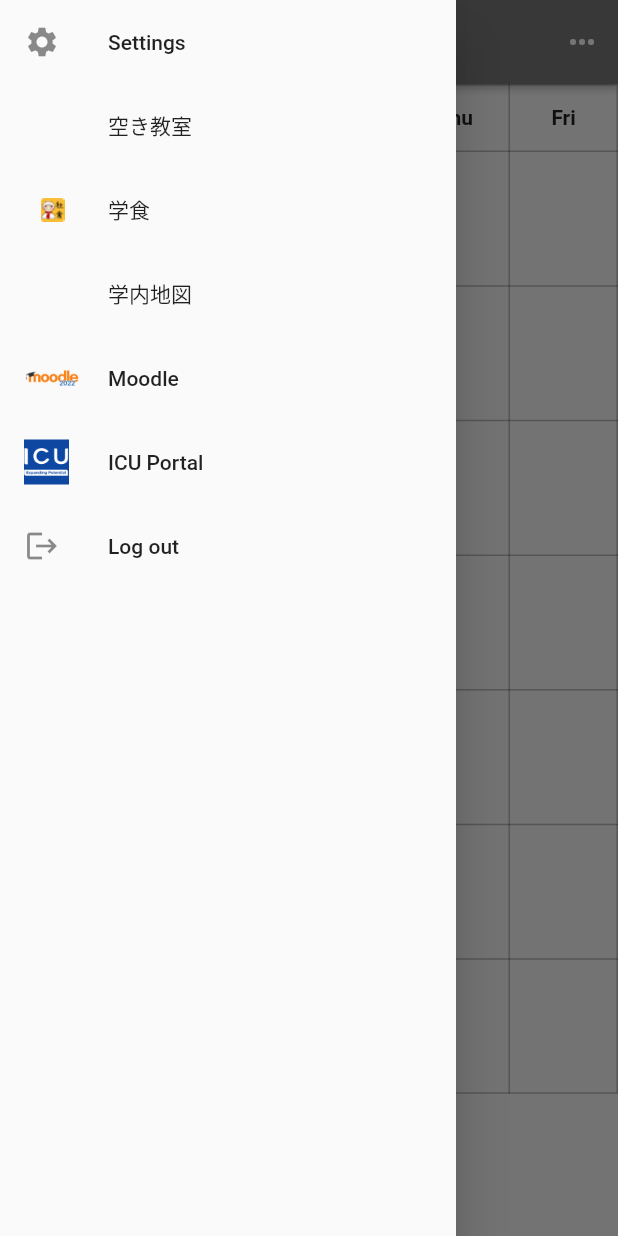
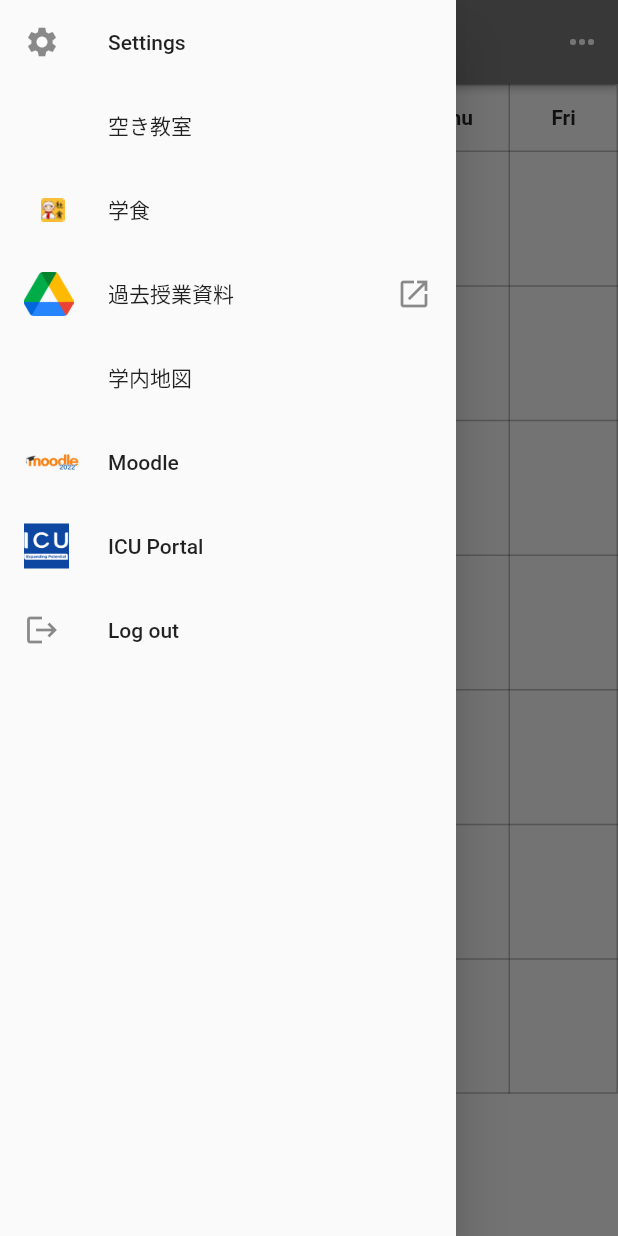
Before and after one commit to RRRGR/ICUApp, a Flutter app: the Timetable screen opened directly, with the side drawer open, on a phone screen of 412 x 824 dp. Run offline on Flutter 3.47's test engine with Material 2 defaults, Android fonts, the phone set to English and light mode, and no system bars; our stand-ins replace cloud_firestore, firebase_auth, firebase_core, flutter_riverpod, google_mobile_ads, google_sign_in and 1 more; missing offline and left inert: flutter_cached_pdfview, flutter_inappwebview; accounts and stored records are empty; network calls fail.

```diff
--- a/lib/widgets/timetable/drawer.dart
+++ b/lib/widgets/timetable/drawer.dart
@@ -10,6 +10,7 @@ import 'package:icuapp/screen/settings.dart';
 import 'package:icuapp/widgets/signinpage/signinbutton.dart';
 import 'package:flutter_inappwebview/flutter_inappwebview.dart';
 import 'package:flutter_cached_pdfview/flutter_cached_pdfview.dart';
+import 'package:url_launcher/url_launcher.dart';
 
 class WebDrawer extends StatelessWidget {
   const WebDrawer({Key? key}) : super(key: key);
@@ -51,6 +52,20 @@ class WebDrawer extends StatelessWidget {
                   builder: (context) =>
                       WebPage('https://www.aim-kenko.jp/0002240')));
             },
+          ),
+          ListTile(
+            leading: Image.asset(
+              'images/drive_icon.png',
+              width: 33.0,
+              height: 33.0,
+            ),
+            title: const Text('過去授業資料'),
+            onTap: () {
+              final Uri _url = Uri.parse(
+                  'https://drive.google.com/drive/folders/1FSV9lI-4gC5edrfok9jcrxrzt2MLL1tB?usp=share_link');
+              launchUrl(_url, mode: LaunchMode.externalApplication);
+            },
+            trailing: const Icon(Icons.open_in_new),
           ),
           ListTile(
             leading: const SizedBox(),
```
Also changed, not shown: images/drive_icon.png (added).
